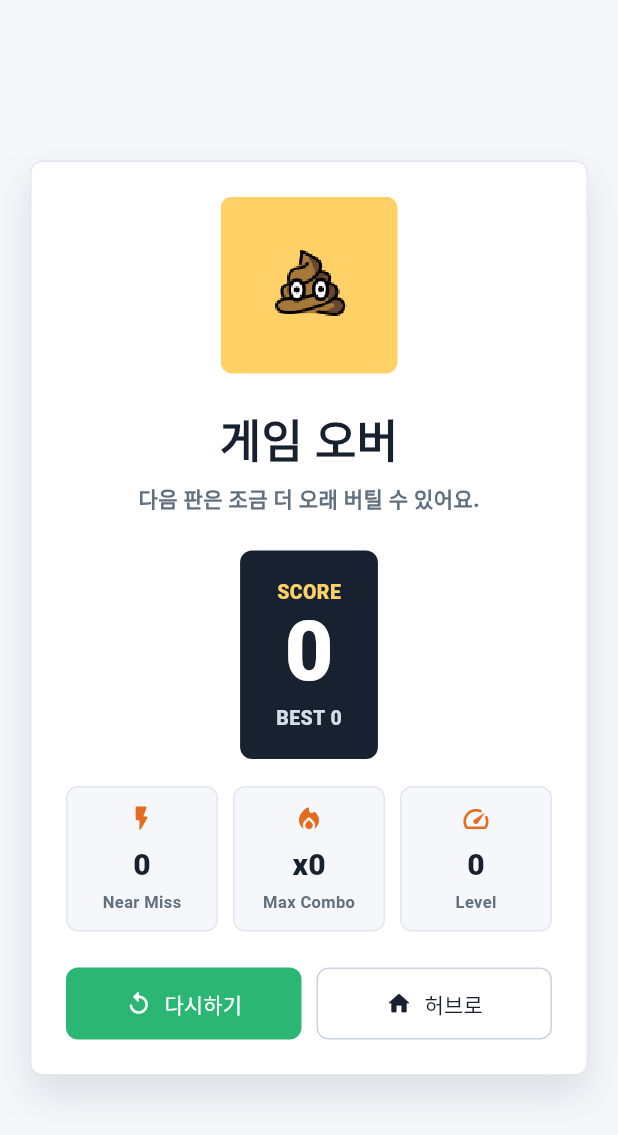
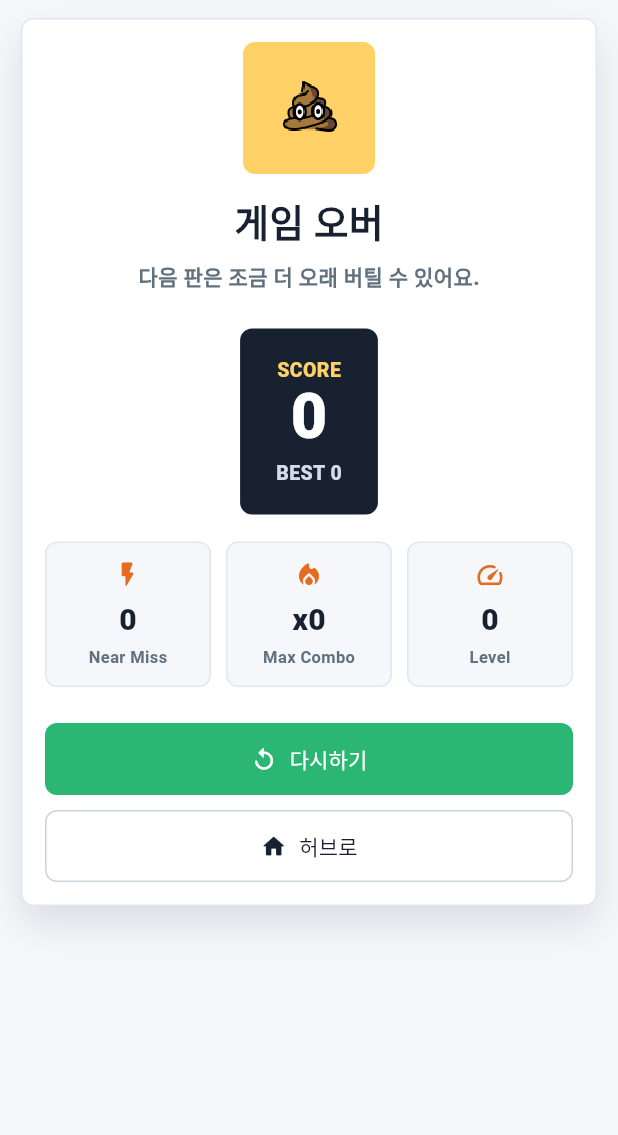
Before and after one commit to mjh2550/game_ex, a Flutter app: the GameResultScreen screen opened directly with empty values, on a phone screen of 412 x 824 dp. Shown: the top 1135 px of the screen. Run offline on Flutter 3.47's test engine with Material 3 defaults, Android fonts, the phone set to English and light mode, and no system bars; our stand-ins replace flutter_riverpod, freezed_annotation, go_router, riverpod_annotation, shared_preferences; missing offline and left inert: flame; accounts and stored records are empty; generated files the repository leaves out were written again.

```diff
--- a/lib/shared/game_result_screen.dart
+++ b/lib/shared/game_result_screen.dart
@@ -29,11 +29,20 @@
     return Scaffold(
       backgroundColor: const Color(0xFFF5F7FB),
       body: SafeArea(
+        child: LayoutBuilder(
+          builder: (context, constraints) {
+            final compact = constraints.maxWidth < 420;
+
+            return SingleChildScrollView(
+              padding: EdgeInsets.fromLTRB(
+                compact ? 14 : 20,
+                compact ? 12 : 20,
+                compact ? 14 : 20,
+                compact ? 24 : 20,
+              ),
               child: Center(
                 child: ConstrainedBox(
                   constraints: const BoxConstraints(maxWidth: 520),
-            child: Padding(
-              padding: const EdgeInsets.all(20),
                   child: DecoratedBox(
                     decoration: BoxDecoration(
                       color: Colors.white,
@@ -48,12 +57,12 @@
                       ],
                     ),
                     child: Padding(
-                  padding: const EdgeInsets.all(24),
+                      padding: EdgeInsets.all(compact ? 16 : 24),
                       child: Column(
                         mainAxisSize: MainAxisSize.min,
                         children: [
                           SizedBox(
-                        height: 118,
+                            height: compact ? 88 : 118,
                             child: Stack(
                               alignment: Alignment.center,
                               children: [
@@ -62,39 +71,44 @@
                                     color: const Color(0xFFFFD166),
                                     borderRadius: BorderRadius.circular(8),
                                   ),
-                              child: const SizedBox(width: 118, height: 118),
+                                  child: SizedBox(
+                                    width: compact ? 88 : 118,
+                                    height: compact ? 88 : 118,
+                                  ),
                                 ),
                                 Image.asset(
                                   'assets/images/openmoji_poop.png',
-                              width: 70,
-                              height: 70,
+                                  width: compact ? 54 : 70,
+                                  height: compact ? 54 : 70,
                                   filterQuality: FilterQuality.none,
                                 ),
                                 Positioned(
-                              right: 148,
-                              bottom: 12,
+                                  right: compact ? 104 : 148,
+                                  bottom: compact ? 8 : 12,
                                   child: Image.asset(
                                     'assets/images/openmoji_player.png',
-                                width: 48,
-                                height: 48,
+                                    width: compact ? 36 : 48,
+                                    height: compact ? 36 : 48,
                                     filterQuality: FilterQuality.none,
                                   ),
                                 ),
                               ],
                             ),
                           ),
-                      const SizedBox(height: 22),
-                      const Text(
+                          SizedBox(height: compact ? 14 : 22),
+                          Text(
                             '게임 오버',
                             style: TextStyle(
-                          color: Color(0xFF18212F),
-                          fontSize: 30,
+                              color: const Color(0xFF18212F),
+                              fontSize: compact ? 25 : 30,
                               fontWeight: FontWeight.w900,
                             ),
                           ),
                           const SizedBox(height: 6),
                           Text(
-                        isNewBest ? '새 최고 기록입니다!' : '다음 판은 조금 더 오래 버틸 수 있어요.',
+                            isNewBest
+                                ? '새 최고 기록입니다!'
+                                : '다음 판은 조금 더 오래 버틸 수 있어요.',
                             style: TextStyle(
                               color: isNewBest
                                   ? const Color(0xFFE56B1F)
@@ -126,9 +140,9 @@
                                   ),
                                   Text(
                                     '$score',
-                                style: const TextStyle(
+                                    style: TextStyle(
                                       color: Colors.white,
-                                  fontSize: 56,
+                                      fontSize: compact ? 42 : 56,
                                       fontWeight: FontWeight.w900,
                                       height: 1.05,
                                     ),
@@ -180,7 +194,9 @@
                               decoration: BoxDecoration(
                                 color: const Color(0xFFEAF7FF),
                                 borderRadius: BorderRadius.circular(8),
-                            border: Border.all(color: const Color(0xFFB9E2F4)),
+                                border: Border.all(
+                                  color: const Color(0xFFB9E2F4),
+                                ),
                               ),
                               child: Padding(
                                 padding: const EdgeInsets.symmetric(
@@ -210,46 +226,10 @@
                             ),
                           ],
                           const SizedBox(height: 24),
-                      Row(
-                        children: [
-                          Expanded(
-                            child: FilledButton.icon(
-                              onPressed: () => context.go('/game/$gameId'),
-                              icon: const Icon(Icons.replay_rounded),
-                              label: const Text('다시하기'),
-                              style: FilledButton.styleFrom(
-                                backgroundColor: const Color(0xFF2BB673),
-                                foregroundColor: Colors.white,
-                                padding: const EdgeInsets.symmetric(
-                                  vertical: 14,
-                                ),
-                                shape: RoundedRectangleBorder(
-                                  borderRadius: BorderRadius.circular(8),
-                                ),
-                              ),
-                            ),
-                          ),
-                          const SizedBox(width: 10),
-                          Expanded(
-                            child: OutlinedButton.icon(
-                              onPressed: () => context.go('/home'),
-                              icon: const Icon(Icons.home_rounded),
-                              label: const Text('허브로'),
-                              style: OutlinedButton.styleFrom(
-                                foregroundColor: const Color(0xFF18212F),
-                                side: const BorderSide(
-                                  color: Color(0xFFCAD4E1),
-                                ),
-                                padding: const EdgeInsets.symmetric(
-                                  vertical: 14,
-                                ),
-                                shape: RoundedRectangleBorder(
-                                  borderRadius: BorderRadius.circular(8),
-                                ),
-                              ),
-                            ),
-                          ),
-                        ],
+                          _ResultActions(
+                            compact: compact,
+                            onRetry: () => context.go('/game/$gameId'),
+                            onHome: () => context.go('/home'),
                           ),
                         ],
                       ),
@@ -257,8 +237,64 @@
                   ),
                 ),
               ),
+            );
+          },
         ),
       ),
+    );
+  }
+}
+
+class _ResultActions extends StatelessWidget {
+  const _ResultActions({
+    required this.compact,
+    required this.onRetry,
+    required this.onHome,
+  });
+
+  final bool compact;
+  final VoidCallback onRetry;
+  final VoidCallback onHome;
+
+  @override
+  Widget build(BuildContext context) {
+    final retryButton = FilledButton.icon(
+      onPressed: onRetry,
+      icon: const Icon(Icons.replay_rounded),
+      label: const Text('다시하기'),
+      style: FilledButton.styleFrom(
+        backgroundColor: const Color(0xFF2BB673),
+        foregroundColor: Colors.white,
+        padding: const EdgeInsets.symmetric(vertical: 14),
+        shape: RoundedRectangleBorder(borderRadius: BorderRadius.circular(8)),
+      ),
+    );
+
+    final homeButton = OutlinedButton.icon(
+      onPressed: onHome,
+      icon: const Icon(Icons.home_rounded),
+      label: const Text('허브로'),
+      style: OutlinedButton.styleFrom(
+        foregroundColor: const Color(0xFF18212F),
+        side: const BorderSide(color: Color(0xFFCAD4E1)),
+        padding: const EdgeInsets.symmetric(vertical: 14),
+        shape: RoundedRectangleBorder(borderRadius: BorderRadius.circular(8)),
+      ),
+    );
+
+    if (compact) {
+      return Column(
+        crossAxisAlignment: CrossAxisAlignment.stretch,
+        children: [retryButton, const SizedBox(height: 10), homeButton],
+      );
+    }
+
+    return Row(
+      children: [
+        Expanded(child: retryButton),
+        const SizedBox(width: 10),
+        Expanded(child: homeButton),
+      ],
     );
   }
 }
```
Also changed, not shown: lib/features/games/ddong_dodge/domain/ddong.dart (+0 -12 lines), lib/features/games/ddong_dodge/presentation/player.dart (+0 -16 lines), lib/shared/game_screen.dart (+27 -12 lines). Lines whose indentation alone changed are shown as unchanged.
